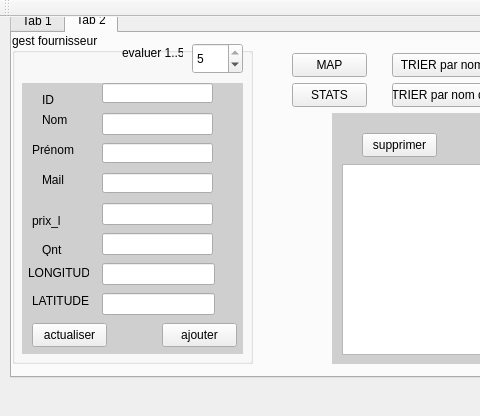
Qt form mainwindow.ui (ProjetCPP-2A25/projetcpp-2a25-medisoft) before a commit; both pictures show x 0 to 480 and y 0 to 416 of the 1052 by 416 pixel window.
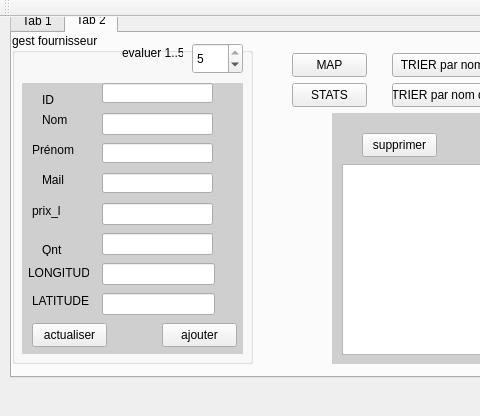
The same form after that commit. Icons and pictures are not drawn.

Patch:
```diff
--- a/mainwindow.ui
+++ b/mainwindow.ui
@@ -116,7 +116,7 @@
        <property name="geometry">
         <rect>
          <x>20</x>
-         <y>180</y>
+         <y>170</y>
          <width>47</width>
          <height>16</height>
         </rect>
```
